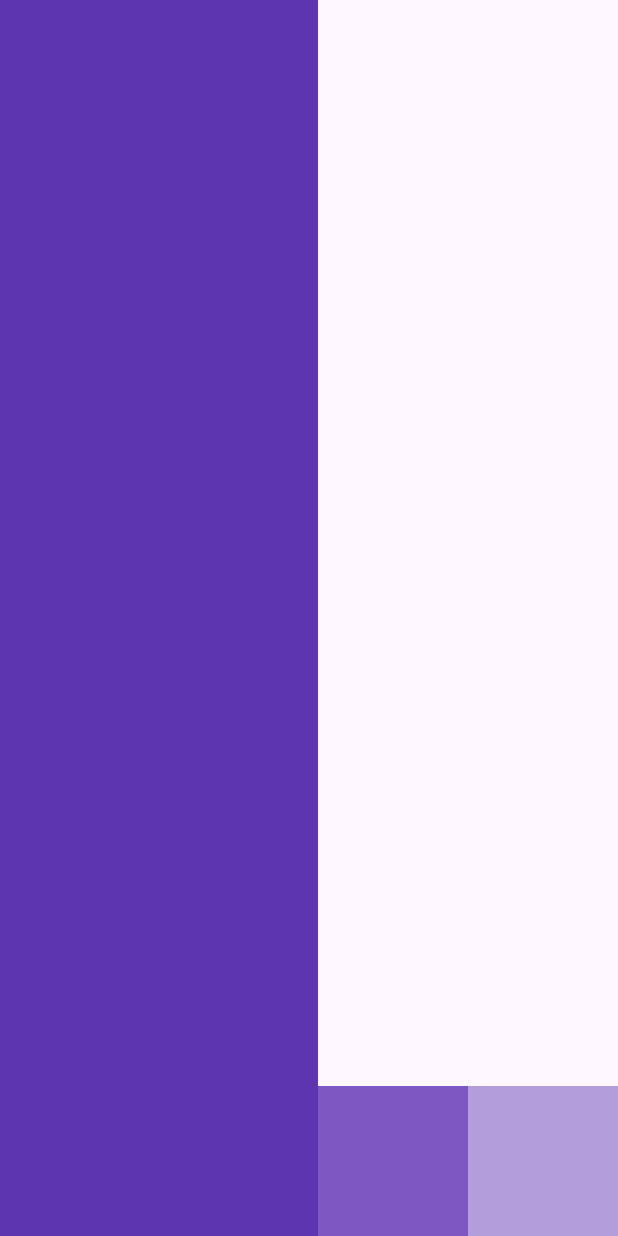
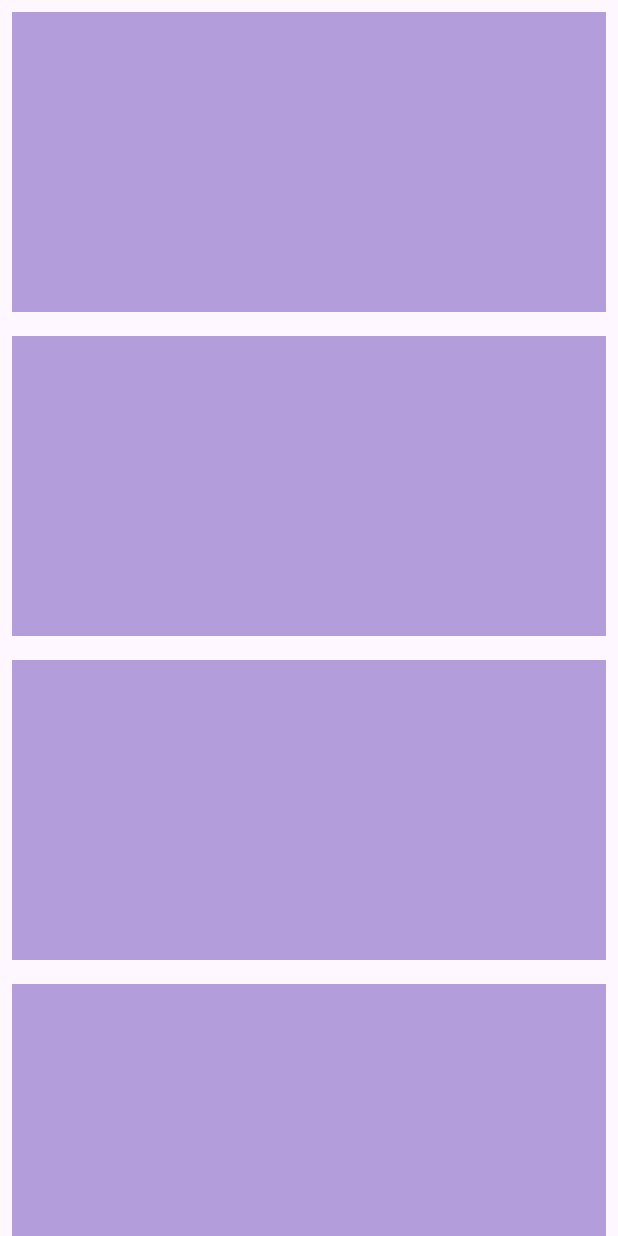
Before and after one commit to Drew-space/30_flutter_widgets, a Flutter app: the screen it shows after launch, on a phone screen of 412 x 824 dp. Run offline on Flutter 3.47's test engine with Material 3 defaults, Android fonts, the phone set to English and light mode, and no system bars.

Commit message:
Refactor HomePage layout to replace Row with ListView for better scrolling and maintain consistent padding for child containers

```diff
--- a/lib/pages/home.dart
+++ b/lib/pages/home.dart
@@ -6,16 +6,36 @@ class HomePage extends StatelessWidget {
   @override
   Widget build(BuildContext context) {
     return Scaffold(
-      body: Row(
-        mainAxisAlignment: MainAxisAlignment.end,
-        crossAxisAlignment: CrossAxisAlignment.end,
-
+      body: ListView(
         children: [
-          Expanded(child: Container(width: 100, color: Colors.deepPurple[600])),
-
-          Container(height: 100, width: 100, color: Colors.deepPurple[400]),
-
-          Container(height: 100, width: 100, color: Colors.deepPurple[200]),
+          Padding(
+            padding: const EdgeInsets.all(8.0),
+            child: Container(height: 200, color: Colors.deepPurple[200]),
+          ),
+          Padding(
+            padding: const EdgeInsets.all(8.0),
+            child: Container(height: 200, color: Colors.deepPurple[200]),
+          ),
+          Padding(
+            padding: const EdgeInsets.all(8.0),
+            child: Container(height: 200, color: Colors.deepPurple[200]),
+          ),
+          Padding(
+            padding: const EdgeInsets.all(8.0),
+            child: Container(height: 200, color: Colors.deepPurple[200]),
+          ),
+          Padding(
+            padding: const EdgeInsets.all(8.0),
+            child: Container(height: 200, color: Colors.deepPurple[200]),
+          ),
+          Padding(
+            padding: const EdgeInsets.all(8.0),
+            child: Container(height: 200, color: Colors.deepPurple[200]),
+          ),
+          Padding(
+            padding: const EdgeInsets.all(8.0),
+            child: Container(height: 200, color: Colors.deepPurple[200]),
+          ),
         ],
       ),
     );
```
